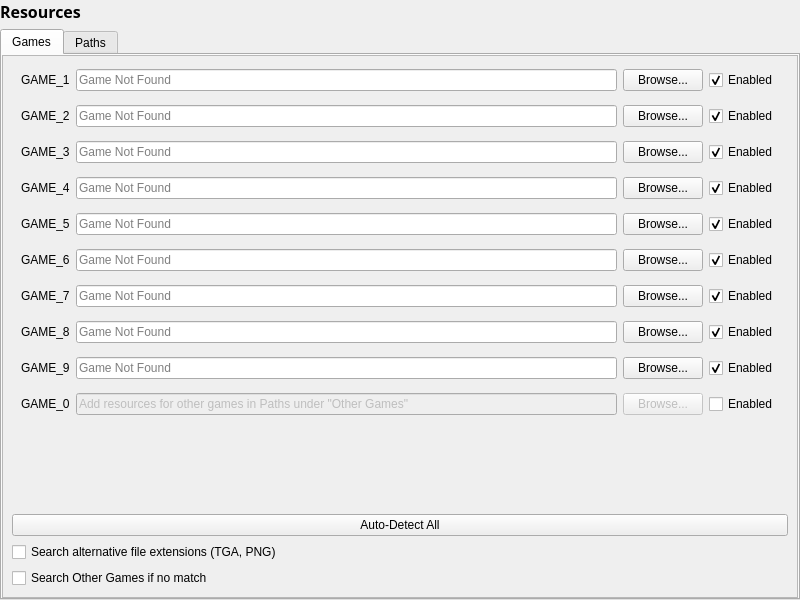
Above: src/ui/settingsresources.ui from fo76utils/nifskope before the change. Below: the same form after it.
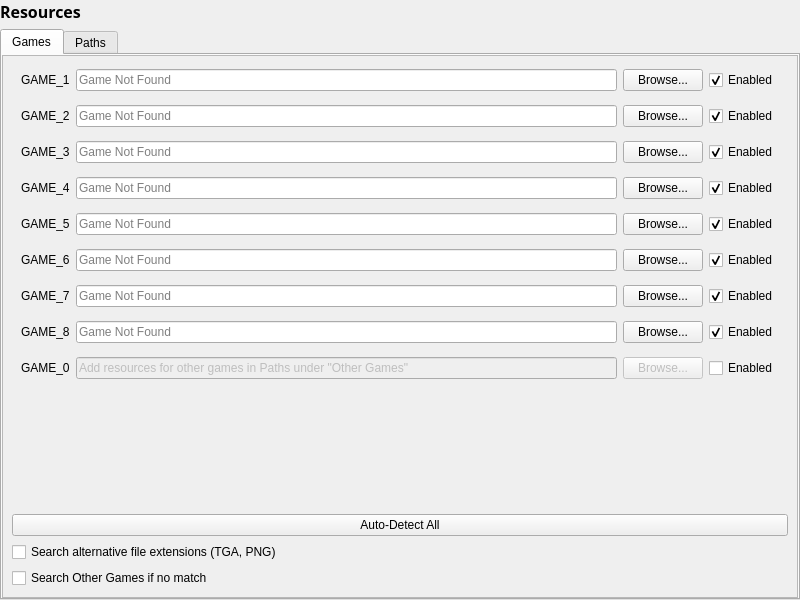
That is the form after the change.

Commit message: Merged Fallout 3 and New Vegas to a single game mode

```diff
--- a/src/ui/settingsresources.ui
+++ b/src/ui/settingsresources.ui
@@ -724,85 +724,6 @@
              </layout>
             </widget>
            </item>
-           <item>
-            <widget class="QFrame" name="frameGame9">
-             <property name="sizePolicy">
-              <sizepolicy hsizetype="Preferred" vsizetype="Maximum">
-               <horstretch>0</horstretch>
-               <verstretch>0</verstretch>
-              </sizepolicy>
-             </property>
-             <property name="frameShape">
-              <enum>QFrame::NoFrame</enum>
-             </property>
-             <property name="frameShadow">
-              <enum>QFrame::Plain</enum>
-             </property>
-             <layout class="QHBoxLayout" name="horizontalLayout_12">
-              <property name="topMargin">
-               <number>4</number>
-              </property>
-              <property name="bottomMargin">
-               <number>4</number>
-              </property>
-              <item>
-               <widget class="QLabel" name="lblGame9">
-                <property name="sizePolicy">
-                 <sizepolicy hsizetype="Maximum" vsizetype="Preferred">
-                  <horstretch>0</horstretch>
-                  <verstretch>0</verstretch>
-                 </sizepolicy>
-                </property>
-                <property name="text">
-                 <string>GAME_9</string>
-                </property>
-                <property name="buddy">
-                 <cstring>edtGame9</cstring>
-                </property>
-               </widget>
-              </item>
-              <item>
-               <widget class="QLineEdit" name="edtGame9">
-                <property name="sizePolicy">
-                 <sizepolicy hsizetype="Expanding" vsizetype="Fixed">
-                  <horstretch>0</horstretch>
-                  <verstretch>0</verstretch>
-                 </sizepolicy>
-                </property>
-                <property name="readOnly">
-                 <bool>true</bool>
-                </property>
-                <property name="placeholderText">
-                 <string>Game Not Found</string>
-                </property>
-               </widget>
-              </item>
-              <item>
-               <widget class="QPushButton" name="btnBrowse9">
-                <property name="sizePolicy">
-                 <sizepolicy hsizetype="Maximum" vsizetype="Fixed">
-                  <horstretch>0</horstretch>
-                  <verstretch>0</verstretch>
-                 </sizepolicy>
-                </property>
-                <property name="text">
-                 <string>Browse...</string>
-                </property>
-               </widget>
-              </item>
-              <item>
-               <widget class="QCheckBox" name="chkGame9">
-                <property name="text">
-                 <string>Enabled</string>
-                </property>
-                <property name="checked">
-                 <bool>true</bool>
-                </property>
-               </widget>
-              </item>
-             </layout>
-            </widget>
-           </item>
            <item>
             <widget class="QFrame" name="frameGame0">
              <property name="sizePolicy">
```
Left out of the diff: 5 changed lines with no effect on the pictures. The commit also changes 2 other files.
